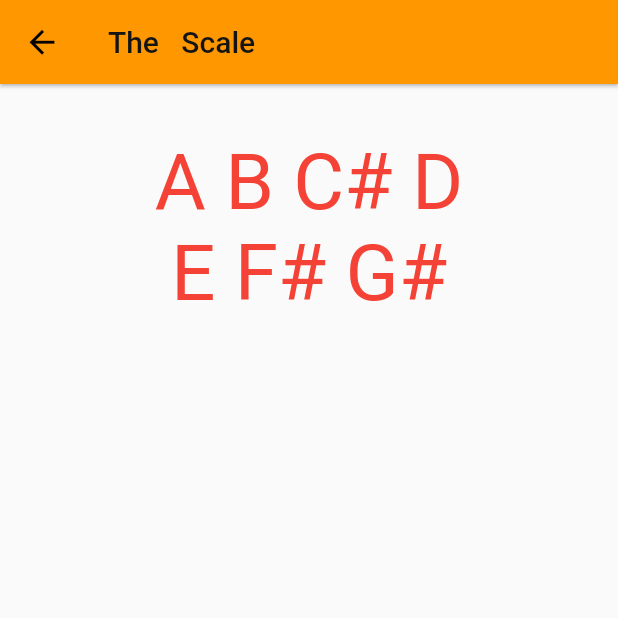
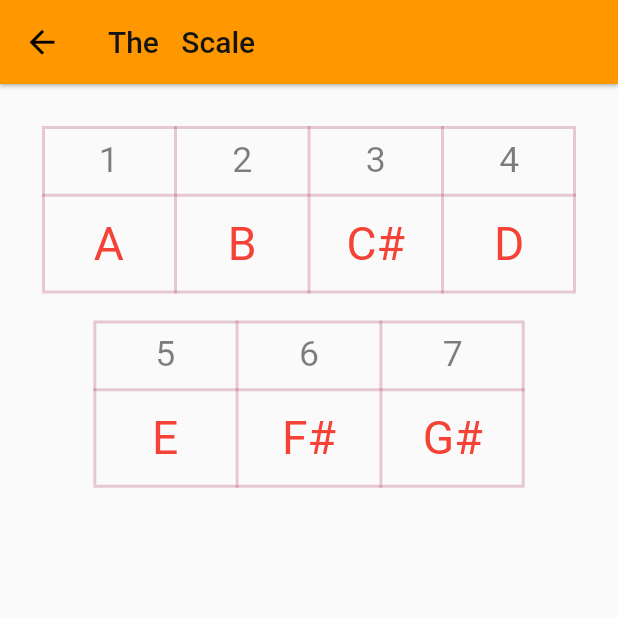
Before and after one commit to iberatkaya/music-scales, a Flutter app: the ScalePrintScreen screen opened directly, on a phone screen of 412 x 824 dp, the top half of it. Run offline on Flutter 3.47's test engine with Material 2 defaults, Android fonts, the phone set to English and light mode, and no system bars; our stand-ins replace shared_preferences; accounts and stored records are empty.

Commit message:
Seperated the pages in different files, added tables to represent the notes

```diff
--- a/lib/main.dart
+++ b/lib/main.dart
@@ -1,5 +1,7 @@
 import 'package:flutter/material.dart';
 import 'package:shared_preferences/shared_preferences.dart';
+import 'chords.dart';
+import 'scales.dart';
 
 void main() => runApp(MyApp());
 
@@ -245,58 +247,13 @@ class ScaleScreen extends StatelessWidget {
   }
 }
 
-class ChordScreen extends StatelessWidget {
-  @override
-  Widget build(BuildContext context) {
-    List<Scale> scales = [
-      Scale("Major", 0),
-      Scale("Minor", 1),
-//      Scale("7 Chord", 2),
-    ];
-    return ListTileTheme(
-      iconColor: Colors.red,
-      child:
-      Scaffold(
-        appBar: AppBar(
-          title: Text("Choose a Chord For $clickednote", style: TextStyle(color: Color.fromRGBO(20, 20, 20, 1))),
-          elevation: 1,
-        ),
-        body: Center(
-          child: Column(
-            children: <Widget>[
-              Flexible(
-                child: ListView.separated(
-                  padding: EdgeInsets.all(10.0),
-                  itemCount: scales.length,
-                  separatorBuilder:(BuildContext context, int index) => Divider(height: 4, color: Color.fromRGBO(0, 0, 200, 0.2),),
-                  itemBuilder: (BuildContext context, int index) {
-                    return ListTile(
-                     contentPadding: EdgeInsets.fromLTRB(4, -12 + textSize * 0.85, 0, -12 + textSize * 0.90),
-                     dense: true,
-                      onTap:() {
-                        Navigator.push(context, MaterialPageRoute(builder: (context) => ChordPrintScreen()));
-                        clickedindexscale = scales[index].index;
-                        clickednotescale = scales[index].name;
-                      },
-                      title: Text(scales[index].name ?? 'broke', style: TextStyle(fontSize: textSize)),
-                      leading: Icon(Icons.music_note),
-                    );
-                },
-              )
-              ),
-            ],
-        ),
-        ),
-      )
-    );
-  }
-}
+
 
 class ScalePrintScreen extends StatelessWidget {
   @override
   Widget build(BuildContext context) {
-    String calculateScale(var mode, var key){
-    	String theScale = "";
+    List<String> calculateScale(var mode, var key){
+    	List<String> theScale = [];
       var index = key;
 	    for(int i=0; i<7; i++){
 	    	if((i == 2 || i == 5) && mode == 1)
@@ -305,13 +262,13 @@ class ScalePrintScreen extends StatelessWidget {
 			    index--;
 		    if(index > 11)
 			    index %= 12;
-        if(i == 4)
-          theScale += '\n';
-	    	theScale += notes[index].note + " ";
+	    	theScale.add(notes[index].note);
         index += 2;
 	    	}
       return theScale;
       }
+    List<String> myScale;
+    myScale = calculateScale(clickedindexscale, clickedindex);
 
     return Scaffold(
       appBar: AppBar(
@@ -321,9 +278,78 @@ class ScalePrintScreen extends StatelessWidget {
       body: Center(
         child: Column(
           children: <Widget>[
-            Container(
+            /*Container(
               margin: EdgeInsets.fromLTRB(5, 35, 5, 0),
               child: Text(calculateScale(clickedindexscale, clickedindex), textAlign: TextAlign.center, style: TextStyle(fontSize: 20 + textSize * 1.15, color: Colors.red),),
+           ),*/
+           Padding(padding: EdgeInsets.fromLTRB(56 - textSize, 28, 56-textSize, 18), child: Table(
+             border: TableBorder.all(width: 2, color: Color.fromRGBO(150, 0, 40, 0.2)),
+             children: <TableRow>[
+              TableRow(
+                children: <TableCell>[
+                  TableCell(
+                    child: Padding(padding: EdgeInsets.fromLTRB(0, textSize * 0.3, 0, textSize * 0.35), child: Center(child: Text("1", style: TextStyle(fontSize: textSize * 0.85, color: Color.fromRGBO(20, 20, 20, 0.55)),))),
+                  ),
+                  TableCell(
+                    child: Padding(padding: EdgeInsets.fromLTRB(0, textSize * 0.3, 0, textSize * 0.35), child: Center(child: Text("2", style: TextStyle(fontSize: textSize * 0.85, color: Color.fromRGBO(20, 20, 20, 0.55)),))),
+                  ),
+                  TableCell(
+                    child: Padding(padding: EdgeInsets.fromLTRB(0, textSize * 0.3, 0, textSize * 0.35), child: Center(child: Text("3", style: TextStyle(fontSize: textSize * 0.85, color: Color.fromRGBO(20, 20, 20, 0.55)),))),
+                  ),
+                  TableCell(
+                    child: Padding(padding: EdgeInsets.fromLTRB(0, textSize * 0.3, 0, textSize * 0.35), child: Center(child: Text("4", style: TextStyle(fontSize: textSize * 0.85, color: Color.fromRGBO(20, 20, 20, 0.55)),))),
+                  ),
+                ],
+              ),
+              TableRow(
+                children: <TableCell>[
+                  TableCell(
+                    child: Padding(padding: EdgeInsets.fromLTRB(0, textSize * 0.5, 0, textSize * 0.55), child: Center(child: Text("${myScale[0]}", style: TextStyle(fontSize: textSize * 1.1, color: Colors.red),))),
+                  ),
+                  TableCell(
+                    child: Padding(padding: EdgeInsets.fromLTRB(0, textSize * 0.5, 0, textSize * 0.55), child: Center(child: Text("${myScale[1]}", style: TextStyle(fontSize: textSize * 1.1, color: Colors.red),))),
+                  ),
+                  TableCell(
+                    child: Padding(padding: EdgeInsets.fromLTRB(0, textSize * 0.5, 0, textSize * 0.55), child: Center(child: Text("${myScale[2]}", style: TextStyle(fontSize: textSize * 1.1, color: Colors.red),))),
+                  ),
+                  TableCell(
+                    child: Padding(padding: EdgeInsets.fromLTRB(0, textSize * 0.5, 0, textSize * 0.55), child: Center(child: Text("${myScale[3]}", style: TextStyle(fontSize: textSize * 1.1, color: Colors.red),))),
+                  ),
+                ],
+              ),
+              ],
+           ),),
+           Padding(padding: EdgeInsets.fromLTRB(72 - textSize * 0.35, 0, 72 - textSize * 0.35, 0), child: Table(
+             border: TableBorder.all(width: 2, color: Color.fromRGBO(150, 0, 40, 0.2)),
+             children: <TableRow>[
+              TableRow(
+                children: <TableCell>[
+                  TableCell(
+                    child: Padding(padding: EdgeInsets.fromLTRB(0, textSize * 0.3, 0, textSize * 0.35), child: Center(child: Text("5", style: TextStyle(fontSize: textSize * 0.85, color: Color.fromRGBO(20, 20, 20, 0.55)),))),
+                  ),
+                  TableCell(
+                    child: Padding(padding: EdgeInsets.fromLTRB(0, textSize * 0.3, 0, textSize * 0.35), child: Center(child: Text("6", style: TextStyle(fontSize: textSize * 0.85,  color: Color.fromRGBO(20, 20, 20, 0.55)),))),
+                  ),
+                  TableCell(
+                    child: Padding(padding: EdgeInsets.fromLTRB(0, textSize * 0.3, 0, textSize * 0.35), child: Center(child: Text("7", style: TextStyle(fontSize: textSize * 0.85,  color: Color.fromRGBO(20, 20, 20, 0.55)),))),
+                  ),
+                ],
+              ),
+              TableRow(
+                children: <TableCell>[
+                  TableCell(
+                    child: Padding(padding: EdgeInsets.fromLTRB(0, textSize * 0.5, 0, textSize * 0.55), child: Center(child: Text("${myScale[4]}", style: TextStyle(fontSize: textSize * 1.1, color: Colors.red),))),
+                  ),
+                  TableCell(
+                    child: Padding(padding: EdgeInsets.fromLTRB(0, textSize * 0.5, 0, textSize * 0.55), child: Center(child: Text("${myScale[5]}", style: TextStyle(fontSize: textSize * 1.1, color: Colors.red),))),
+                  ),
+                  TableCell(
+                    child: Padding(padding: EdgeInsets.fromLTRB(0, textSize * 0.5, 0, textSize * 0.55), child: Center(child: Text("${myScale[6]}", style: TextStyle(fontSize: textSize * 1.1 , color: Colors.red),))),
+                  ),
+                ],
+              ),
+              ],
+           ),
            ),
       ],
       ),
@@ -332,44 +358,6 @@ class ScalePrintScreen extends StatelessWidget {
   }
 }
 
-class ChordPrintScreen extends StatelessWidget {
-  @override
-  Widget build(BuildContext context) {
-    String calculateChord(var mode, var key){
-    	String theNotes = "";
-      var index = key;
-	    for(int i=0; i<3; i++){
-        if(i == 1 && mode == 0){
-          index++;
-        }
-        else if(i == 2 && mode == 1){
-          index++;
-        }
-        if(index > 11)
-			    index %= 12;
-        theNotes += notes[index].note + " ";
-        index +=3;     //A A# B C C# D D# E F F# G G#
-	    	}             //0 3 7 m   0 4 7 M
-      return theNotes;
-      }
-    return Scaffold(
-      appBar: AppBar(
-        title: Text("The $clickednote $clickednotescale Chord", style: TextStyle(color: Color.fromRGBO(20, 20, 20, 1))),
-          elevation: 1,
-      ),
-      body: Center(
-        child: Column(
-          children: <Widget>[
-            Container(
-              margin: EdgeInsets.fromLTRB(5, 35, 5, 0),
-              child: Text(calculateChord(clickedindexscale, clickedindex), textAlign: TextAlign.center, style: TextStyle(fontSize: 20 + textSize * 1.15, color: Colors.red),),
-           ),
-      ],
-      ),
-      ),
-    );
-  }
-}
 
 
 class SettingsScreen extends StatefulWidget {
```
Also changed, not shown: lib/chords.dart (added, +180 -0 lines), lib/scales.dart (added, +162 -0 lines), 1 other file.
